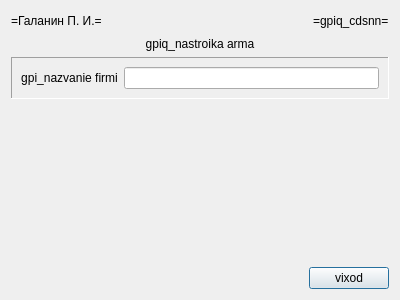
Qt form gpiq_/gpiq_/gpiq_cdsnn.ui (BrSTU-PO4-190333/5sem_NPO_old) before a commit.
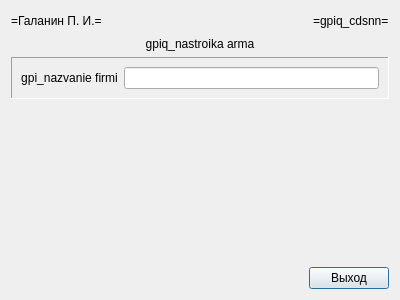
The same form after that commit.

The edit to the form file:
```diff
--- a/gpiq_/gpiq_/gpiq_cdsnn.ui
+++ b/gpiq_/gpiq_/gpiq_cdsnn.ui
@@ -120,7 +120,7 @@
      <item>
       <widget class="QPushButton" name="gpiq_cdsnn_exit_c">
        <property name="text">
-        <string>vixod</string>
+        <string>Выход</string>
        </property>
       </widget>
      </item>
```
